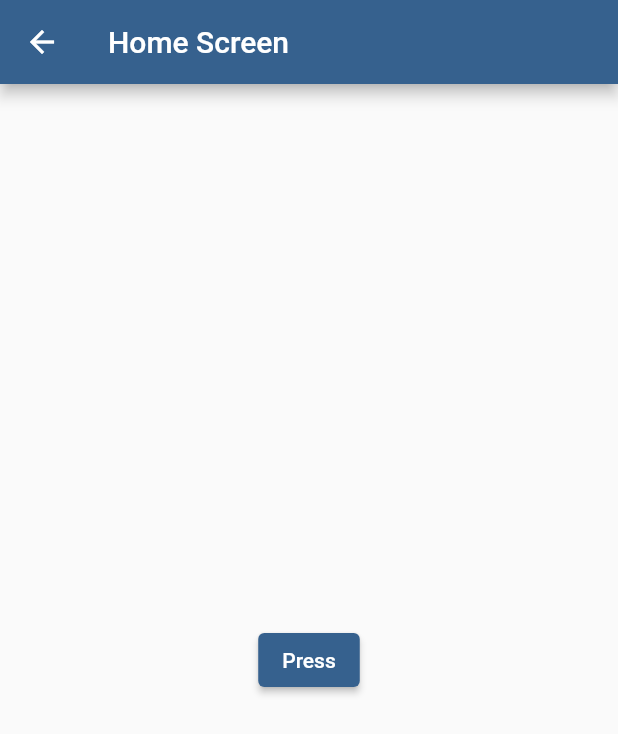
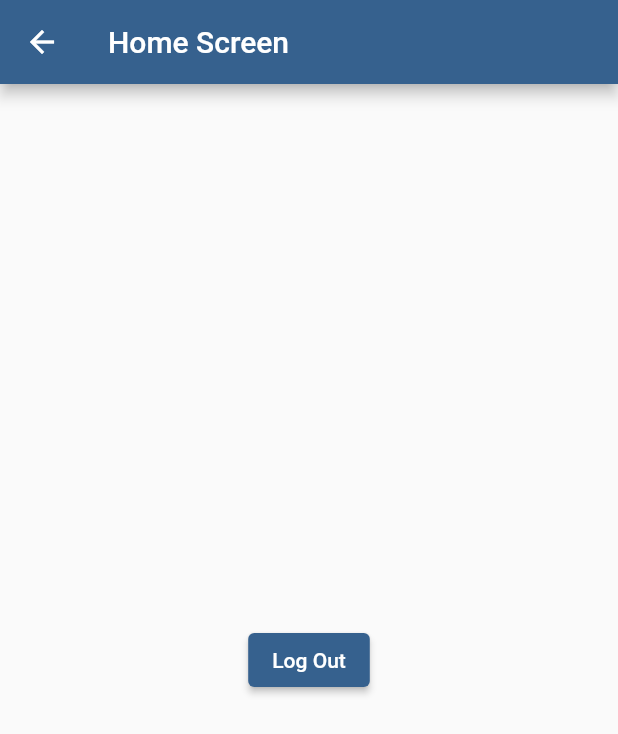
Before and after one commit to Avinash174/MVVM_Try_Provider, a Flutter app: the HomeScreen screen opened by its route, on a phone screen of 412 x 824 dp. Shown: the top 734 px of the screen. Run offline on Flutter 3.47's test engine with Material 2 defaults, Android fonts, the phone set to English and light mode, and no system bars; our stand-ins replace another_flushbar, fluttertoast.

Commit message:
new changes add

```diff
--- a/lib/respository/auth_repository/auth_repository.dart
+++ b/lib/respository/auth_repository/auth_repository.dart
@@ -23,7 +23,7 @@ class AuthRepository {
     try {
       dynamic response =
           await _apiServices.getPostApiResponse(AppUrl.registerEndPoint, data);
-      log('$response');
+
       log('$data');
       return response;
     } catch (e) {
--- a/lib/screens/home.screen/home_screen.dart
+++ b/lib/screens/home.screen/home_screen.dart
@@ -21,7 +21,7 @@ class HomeScreen extends StatelessWidget {
               },
               child: ElevatedButton(
                 onPressed: () {},
-                child: const Text('Press'),
+                child: const Text('Log Out'),
               ),
             ),
           ),
--- a/lib/screens/signup.screen/signup_screen.dart
+++ b/lib/screens/signup.screen/signup_screen.dart
@@ -100,7 +100,7 @@ class _SignUpScreenState extends State<SignUpScreen> {
                 height: height * .05,
               ),
               CustomButtom(
-                loading: signUpViewModel.loading,
+                loading: signUpViewModel.signUpLoading,
                 title: 'Sign Up',
                 Ontap: () {
                   if (_emailController.text.isEmpty) {
```
Also changed, not shown: lib/model/user_model.dart (added, +15 -0 lines).
